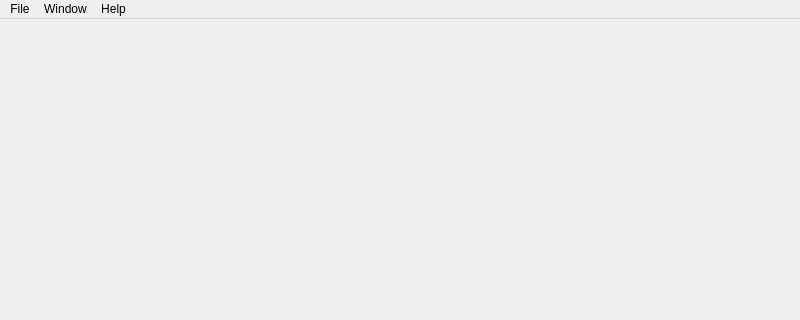
This is ui/reconstructme.ui in cheind/reconstructme-qt as Qt 5 draws it before an edit; both pictures show x 0 to 800 and y 0 to 320 of the 800 by 600 pixel window. The edited form follows.
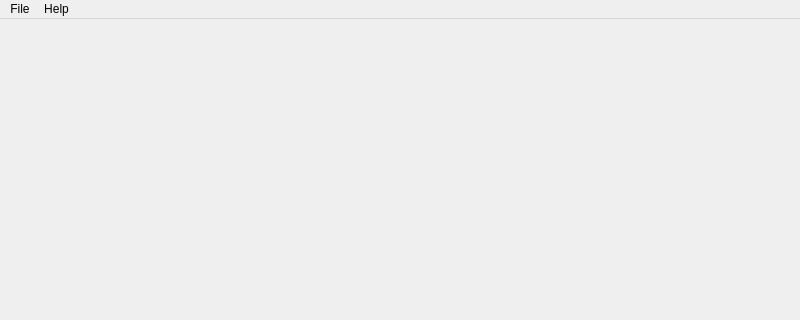
This is the edited form. Icons and pictures are not drawn.

Diff of the .ui file:
```diff
--- a/ui/reconstructme.ui
+++ b/ui/reconstructme.ui
@@ -243,15 +243,7 @@
     <addaction name="separator"/>
     <addaction name="actionAbout"/>
    </widget>
-   <widget class="QMenu" name="menuWindow">
-    <property name="title">
-     <string>Window</string>
-    </property>
-    <addaction name="actionLog"/>
-    <addaction name="actionStatus"/>
-   </widget>
    <addaction name="menuFile"/>
-   <addaction name="menuWindow"/>
    <addaction name="menuHelp"/>
   </widget>
   <widget class="QStatusBar" name="reconstruct_satus_bar"/>
```
Left out of the diff: 20 changed lines with no effect on the pictures.
